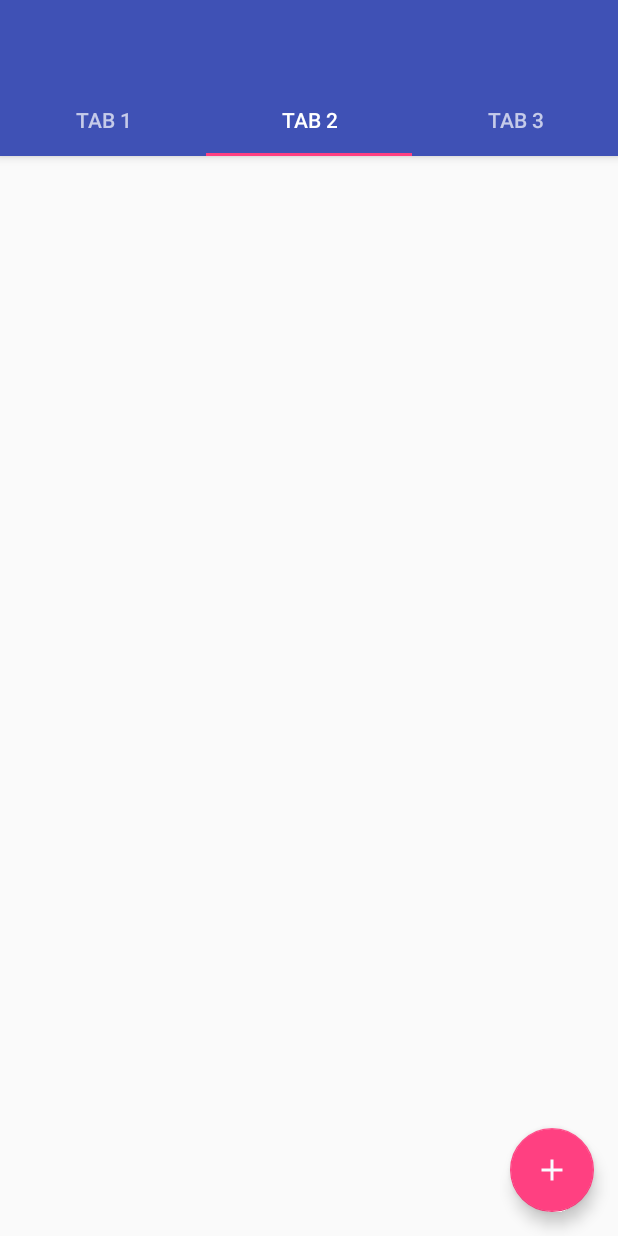
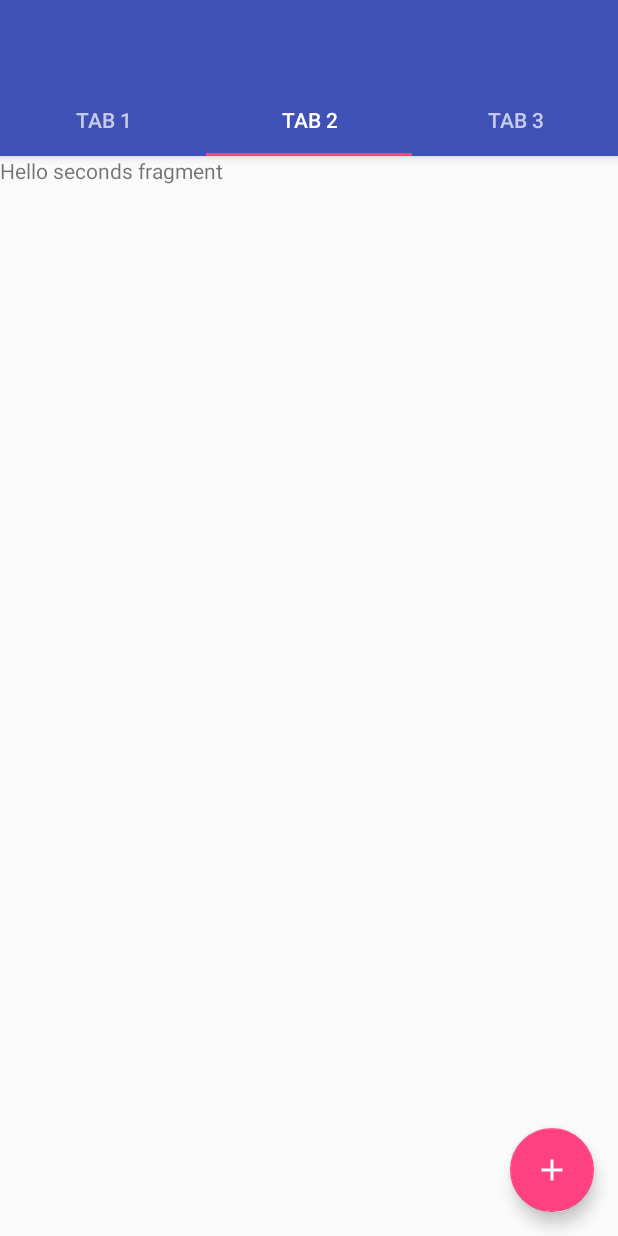
Before and after one commit to davidpolaniaac/android-elements, an Android app: the screen it shows after launch (TabsActivity), tab 2 chosen, on a phone screen of 412 x 824 dp. Run offline under Robolectric (Android 15) with nearby library versions, the phone set to English and light mode, and no system bars.

Commit message:
new tabs for show notes with fragments

```diff
--- a/app/build.gradle
+++ b/app/build.gradle
@@ -23,6 +23,7 @@ dependencies {
     implementation 'com.android.support:design:28.0.0-rc02'
     implementation 'com.android.support:appcompat-v7:28.0.0-rc02'
     implementation 'com.android.support.constraint:constraint-layout:1.1.3'
+    implementation 'com.android.support:support-v4:28.0.0-rc02'
     testImplementation 'junit:junit:4.12'
     androidTestImplementation 'com.android.support.test:runner:1.0.2'
     androidTestImplementation 'com.android.support.test.espresso:espresso-core:3.0.2'
--- a/app/src/main/AndroidManifest.xml
+++ b/app/src/main/AndroidManifest.xml
@@ -9,7 +9,7 @@
         android:roundIcon="@mipmap/ic_launcher_round"
         android:supportsRtl="true"
         android:theme="@style/AppTheme">
-        <activity android:name=".MainActivity">
+        <activity android:name=".CreateNoteActivity">
         </activity>
         <activity android:name=".DisplayMessageActivity" />
         <activity android:name=".TabsActivity">
--- a/app/src/main/java/com/example/dpolania/demo/DisplayMessageActivity.java
+++ b/app/src/main/java/com/example/dpolania/demo/DisplayMessageActivity.java
@@ -1,6 +1,7 @@
 package com.example.dpolania.demo;
 
 import android.content.Intent;
+import android.support.annotation.Nullable;
 import android.support.v7.app.AppCompatActivity;
 import android.os.Bundle;
 import android.support.v7.widget.Toolbar;
@@ -17,7 +18,7 @@ public class DisplayMessageActivity extends AppCompatActivity {
         super.onCreate(savedInstanceState);
         setContentView(R.layout.activity_display_message);
         Intent intent = getIntent();
-        String message = intent.getStringExtra(MainActivity.EXTRA_MESSAGE);
+        String message = intent.getStringExtra(CreateNoteActivity.EXTRA_MESSAGE);
         ((TextView)findViewById(R.id.textView)).setText(message);
         toolbar = findViewById(R.id.toolbar);
         setSupportActionBar(toolbar);
@@ -42,4 +43,6 @@ public class DisplayMessageActivity extends AppCompatActivity {
         }
         return super.onOptionsItemSelected(item);
     }
+
+
 }
--- /dev/null
+++ b/app/src/main/java/com/example/dpolania/demo/FirstFragment.java
@@ -0,0 +1,55 @@
+package com.example.dpolania.demo;
+
+
+import android.database.Cursor;
+import android.os.Bundle;
+import android.support.v4.app.Fragment;
+import android.view.LayoutInflater;
+import android.view.View;
+import android.view.ViewGroup;
+import android.widget.LinearLayout;
+import android.widget.TextView;
+
+
+/**
+ * A simple {@link Fragment} subclass.
+ */
+public class FirstFragment extends Fragment {
+
+    private View view;
+
+    public FirstFragment() {
+        // Required empty public constructor
+    }
+
+
+    @Override
+    public View onCreateView(LayoutInflater inflater, ViewGroup container,
+                             Bundle savedInstanceState) {
+        // Inflate the layout for this fragment
+        view = inflater.inflate(R.layout.fragment_first, container, false);
+        showNotes();
+        return view;
+    }
+
+    public void showNotes() {
+
+        LinearLayout notesContainer = view.findViewById(R.id.notesContainer);
+        notesContainer.removeAllViews();
+
+        NotesDbAdapter notesDbAdapter = new NotesDbAdapter(getActivity());
+        notesDbAdapter.open();
+        Cursor cursor = notesDbAdapter.fetchAllNotes();
+        if (cursor.moveToFirst()){
+            do {
+                String note = cursor.getString(cursor.getColumnIndex(NotesDbAdapter.KEY_BODY));
+                TextView textView = new TextView(getActivity());
+                textView.setText(note);
+                notesContainer.addView(textView);
+
+            }while (cursor.moveToNext());
+        }
+        notesDbAdapter.close();
+    }
+
+}
--- /dev/null
+++ b/app/src/main/java/com/example/dpolania/demo/MyPagerAdapter.java
@@ -0,0 +1,55 @@
+package com.example.dpolania.demo;
+
+import android.support.v4.app.Fragment;
+import android.support.v4.app.FragmentPagerAdapter;
+
+public class MyPagerAdapter extends FragmentPagerAdapter {
+
+    private FirstFragment firstFragment;
+    private SecondFragment secondFragment;
+    private ThirdFragment thirdFragment;
+
+    public MyPagerAdapter(android.support.v4.app.FragmentManager fm) {
+        super(fm);
+    }
+
+    @Override
+    public Fragment getItem(int position) {
+        switch (position) {
+            case 0:
+                if (firstFragment == null) {
+                    firstFragment = new FirstFragment ();
+                }
+                return firstFragment;
+            case 1:
+                if (secondFragment == null) {
+                    secondFragment = new SecondFragment();
+                }
+                return secondFragment;
+            case 2:
+                if (thirdFragment == null) {
+                    thirdFragment = new ThirdFragment();
+                }
+                return thirdFragment;
+            default:
+                return null;
+        }
+    }
+
+    @Override
+    public int getCount() {
+        return 3;
+    }
+
+    @Override
+    public CharSequence getPageTitle(int position) {
+        if (position == 0) {
+            return "tab 1";
+        } else if (position == 1) {
+            return "tab 2";
+        }else if (position == 2) {
+            return "tab 3";
+        }
+        return "";
+    }
+}
--- /dev/null
+++ b/app/src/main/java/com/example/dpolania/demo/NotesDbAdapter.java
@@ -0,0 +1,188 @@
+/*
+ * Copyright (C) 2008 Google Inc.
+ *
+ * Licensed under the Apache License, Version 2.0 (the "License"); you may not
+ * use this file except in compliance with the License. You may obtain a copy of
+ * the License at
+ *
+ * http://www.apache.org/licenses/LICENSE-2.0
+ *
+ * Unless required by applicable law or agreed to in writing, software
+ * distributed under the License is distributed on an "AS IS" BASIS, WITHOUT
+ * WARRANTIES OR CONDITIONS OF ANY KIND, either express or implied. See the
+ * License for the specific language governing permissions and limitations under
+ * the License.
+ */
+
+package com.example.dpolania.demo;
+
+import android.content.ContentValues;
+import android.content.Context;
+import android.database.Cursor;
+import android.database.SQLException;
+import android.database.sqlite.SQLiteDatabase;
+import android.database.sqlite.SQLiteOpenHelper;
+import android.util.Log;
+
+/**
+ * Simple notes database access helper class. Defines the basic CRUD operations
+ * for the notepad example, and gives the ability to list all notes as well as
+ * retrieve or modify a specific note.
+ *
+ * This has been improved from the first version of this tutorial through the
+ * addition of better error handling and also using returning a Cursor instead
+ * of using a collection of inner classes (which is less scalable and not
+ * recommended).
+ */
+public class NotesDbAdapter {
+
+    public static final String KEY_TITLE = "title";
+    public static final String KEY_BODY = "body";
+    public static final String KEY_ROWID = "_id";
+
+    private static final String TAG = "NotesDbAdapter";
+    private DatabaseHelper mDbHelper;
+    private SQLiteDatabase mDb;
+
+    /**
+     * Database creation sql statement
+     */
+    private static final String DATABASE_CREATE =
+            "create table notes (_id integer primary key autoincrement, "
+                    + "title text not null, body text not null);";
+
+    private static final String DATABASE_NAME = "data";
+    private static final String DATABASE_TABLE = "notes";
+    private static final int DATABASE_VERSION = 2;
+
+    private final Context mCtx;
+
+    private static class DatabaseHelper extends SQLiteOpenHelper {
+
+        DatabaseHelper(Context context) {
+            super(context, DATABASE_NAME, null, DATABASE_VERSION);
+        }
+
+        @Override
+        public void onCreate(SQLiteDatabase db) {
+
+            db.execSQL(DATABASE_CREATE);
+        }
+
+        @Override
+        public void onUpgrade(SQLiteDatabase db, int oldVersion, int newVersion) {
+            Log.w(TAG, "Upgrading database from version " + oldVersion + " to "
+                    + newVersion + ", which will destroy all old data");
+            db.execSQL("DROP TABLE IF EXISTS notes");
+            onCreate(db);
+        }
+    }
+
+    /**
+     * Constructor - takes the context to allow the database to be
+     * opened/created
+     *
+     * @param ctx the Context within which to work
+     */
+    public NotesDbAdapter(Context ctx) {
+        this.mCtx = ctx;
+    }
+
+    /**
+     * Open the notes database. If it cannot be opened, try to create a new
+     * instance of the database. If it cannot be created, throw an exception to
+     * signal the failure
+     *
+     * @return this (self reference, allowing this to be chained in an
+     *         initialization call)
+     * @throws SQLException if the database could be neither opened or created
+     */
+    public NotesDbAdapter open() throws SQLException {
+        mDbHelper = new DatabaseHelper(mCtx);
+        mDb = mDbHelper.getWritableDatabase();
+        return this;
+    }
+
+    public void close() {
+        mDbHelper.close();
+    }
+
+
+    /**
+     * Create a new note using the title and body provided. If the note is
+     * successfully created return the new rowId for that note, otherwise return
+     * a -1 to indicate failure.
+     *
+     * @param title the title of the note
+     * @param body the body of the note
+     * @return rowId or -1 if failed
+     */
+    public long createNote(String title, String body) {
+        ContentValues initialValues = new ContentValues();
+        initialValues.put(KEY_TITLE, title);
+        initialValues.put(KEY_BODY, body);
+
+        return mDb.insert(DATABASE_TABLE, null, initialValues);
+    }
+
+    /**
+     * Delete the note with the given rowId
+     *
+     * @param rowId id of note to delete
+     * @return true if deleted, false otherwise
+     */
+    public boolean deleteNote(long rowId) {
+
+        return mDb.delete(DATABASE_TABLE, KEY_ROWID + "=" + rowId, null) > 0;
+    }
+
+    /**
+     * Return a Cursor over the list of all notes in the database
+     *
+     * @return Cursor over all notes
+     */
+    public Cursor fetchAllNotes() {
+
+        return mDb.query(DATABASE_TABLE, new String[] {KEY_ROWID, KEY_TITLE,
+                KEY_BODY}, null, null, null, null, null);
+    }
+
+    /**
+     * Return a Cursor positioned at the note that matches the given rowId
+     *
+     * @param rowId id of note to retrieve
+     * @return Cursor positioned to matching note, if found
+     * @throws SQLException if note could not be found/retrieved
+     */
+    public Cursor fetchNote(long rowId) throws SQLException {
+
+        Cursor mCursor =
+
+                mDb.query(true, DATABASE_TABLE, new String[] {KEY_ROWID,
+                        KEY_TITLE, KEY_BODY}, KEY_ROWID + "=" + rowId, null,
+                        null, null, null, null);
+        if (mCursor != null) {
+            mCursor.moveToFirst();
+        }
+        return mCursor;
+
+    }
+
+    /**
+     * Update the note using the details provided. The note to be updated is
+     * specified using the rowId, and it is altered to use the title and body
+     * values passed in
+     *
+     * @param rowId id of note to update
+     * @param title value to set note title to
+     * @param body value to set note body to
+     * @return true if the note was successfully updated, false otherwise
+     */
+    public boolean updateNote(long rowId, String title, String body) {
+        ContentValues args = new ContentValues();
+        args.put(KEY_TITLE, title);
+        args.put(KEY_BODY, body);
+
+        return mDb.update(DATABASE_TABLE, args, KEY_ROWID + "=" + rowId, null) > 0;
+    }
+}
--- /dev/null
+++ b/app/src/main/java/com/example/dpolania/demo/SecondFragment.java
@@ -0,0 +1,29 @@
+package com.example.dpolania.demo;
+
+
+import android.os.Bundle;
+import android.support.v4.app.Fragment;
+import android.view.LayoutInflater;
+import android.view.View;
+import android.view.ViewGroup;
+
+
+/**
+ * A simple {@link Fragment} subclass.
+ */
+public class SecondFragment extends Fragment {
+
+
+    public SecondFragment() {
+        // Required empty public constructor
+    }
+
+
+    @Override
+    public View onCreateView(LayoutInflater inflater, ViewGroup container,
+                             Bundle savedInstanceState) {
+        // Inflate the layout for this fragment
+        return inflater.inflate(R.layout.fragment_second, container, false);
+    }
+
+}
--- a/app/src/main/java/com/example/dpolania/demo/TabsActivity.java
+++ b/app/src/main/java/com/example/dpolania/demo/TabsActivity.java
@@ -1,16 +1,26 @@
 package com.example.dpolania.demo;
 
+import android.content.Intent;
+import android.database.Cursor;
+import android.support.annotation.Nullable;
 import android.support.design.widget.FloatingActionButton;
 import android.support.design.widget.TabLayout;
+import android.support.v4.view.ViewPager;
 import android.support.v7.app.AppCompatActivity;
 import android.os.Bundle;
 import android.util.Log;
 import android.view.View;
+import android.widget.EditText;
+import android.widget.LinearLayout;
+import android.widget.TextView;
 
 public class TabsActivity extends AppCompatActivity {
 
     private TabLayout tabLayout;
     private FloatingActionButton fabBtn ;
+    public static final int CREATE_NOTE = 1;
+    private ViewPager mViewPager;
+    private MyPagerAdapter mViewPagerAdapter;
 
     @Override
     protected void onCreate(Bundle savedInstanceState) {
@@ -27,9 +37,37 @@ public class TabsActivity extends AppCompatActivity {
         fabBtn.setOnClickListener(new View.OnClickListener() {
             @Override
             public void onClick(View v) {
-                Log.d("TabActivity", "FAB Pressed");
+
+                Intent intent = new Intent(TabsActivity.this, CreateNoteActivity.class);
+                startActivityForResult(intent,CREATE_NOTE);
             }
         });
+
+        mViewPager = (ViewPager) findViewById(R.id.view_pager);
+        mViewPagerAdapter = new MyPagerAdapter(getSupportFragmentManager());
+        mViewPager.setAdapter(mViewPagerAdapter);
+        tabLayout.setupWithViewPager(mViewPager);
+
     }
 
+    @Override
+    protected void onActivityResult(int requestCode, int resultCode, @Nullable Intent data) {
+
+        if(data!=null){
+            if(requestCode == CREATE_NOTE){
+                String note = data.getStringExtra(CreateNoteActivity.EXTRA_MESSAGE);
+                saveNote(note);
+                ((FirstFragment)mViewPagerAdapter.getItem(0)).showNotes();
+            }
+        }
+
+        super.onActivityResult(requestCode, resultCode, data);
+    }
+
+    private void saveNote(String note) {
+        NotesDbAdapter notesDbAdapter = new NotesDbAdapter(this);
+        notesDbAdapter.open();
+        notesDbAdapter.createNote("",note);
+        notesDbAdapter.close();
+    }
 }
--- /dev/null
+++ b/app/src/main/java/com/example/dpolania/demo/ThirdFragment.java
@@ -0,0 +1,29 @@
+package com.example.dpolania.demo;
+
+
+import android.os.Bundle;
+import android.support.v4.app.Fragment;
+import android.view.LayoutInflater;
+import android.view.View;
+import android.view.ViewGroup;
+import android.widget.TextView;
+
+/**
+ * A simple {@link Fragment} subclass.
+ */
+public class ThirdFragment extends Fragment {
+
+
+    public ThirdFragment() {
+        // Required empty public constructor
+    }
+
+
+    @Override
+    public View onCreateView(LayoutInflater inflater, ViewGroup container,
+                             Bundle savedInstanceState) {
+        // Inflate the layout for this fragment
+        return inflater.inflate(R.layout.fragment_third, container, false);
+    }
+
+}
--- a/app/src/main/res/layout/activity_tabs.xml
+++ b/app/src/main/res/layout/activity_tabs.xml
@@ -1,5 +1,5 @@
 <?xml version="1.0" encoding="utf-8"?>
-<LinearLayout xmlns:android="http://schemas.android.com/apk/res/android"
+<RelativeLayout xmlns:android="http://schemas.android.com/apk/res/android"
     xmlns:app="http://schemas.android.com/apk/res-auto"
     xmlns:tools="http://schemas.android.com/tools"
     android:layout_width="match_parent"
@@ -7,6 +7,7 @@
     android:orientation="vertical">
 
     <android.support.design.widget.AppBarLayout
+        android:id="@+id/app_bar_layout"
         android:layout_width="match_parent"
         android:layout_height="wrap_content">
 
@@ -28,6 +29,14 @@
 
     </android.support.design.widget.AppBarLayout>
 
+    <android.support.v4.view.ViewPager
+        android:layout_below="@+id/app_bar_layout"
+        android:id="@+id/view_pager"
+        android:layout_width="match_parent"
+        android:layout_height="wrap_content"
+        app:layout_behavior="@string/appbar_scrolling_view_behavior"
+        />
+
     <FrameLayout
         android:id="@+id/rootLayout"
         android:layout_width="match_parent"
@@ -43,4 +52,4 @@
             android:src="@drawable/ic_add_white_24dp"/>
     </FrameLayout>
 
-</LinearLayout>
+</RelativeLayout>
--- /dev/null
+++ b/app/src/main/res/layout/fragment_second.xml
@@ -0,0 +1,14 @@
+<?xml version="1.0" encoding="utf-8"?>
+<FrameLayout xmlns:android="http://schemas.android.com/apk/res/android"
+    xmlns:tools="http://schemas.android.com/tools"
+    android:layout_width="match_parent"
+    android:layout_height="match_parent"
+    tools:context=".SecondFragment">
+
+    <!-- TODO: Update blank fragment layout -->
+    <TextView
+        android:layout_width="match_parent"
+        android:layout_height="match_parent"
+        android:text="@string/hello_second_fragment" />
+
+</FrameLayout>
--- a/app/src/main/res/values/strings.xml
+++ b/app/src/main/res/values/strings.xml
@@ -5,4 +5,10 @@
     <string name="edit_message">edit message</string>
     <string name="delete">delete</string>
     <string name="search">search</string>
+    <string name="hello_first_fragment">Hello first fragment</string>
+    <string name="hello_second_fragment">Hello seconds fragment</string>
+    <string name="hello_third_fragment">tHello hird fragment</string>
+
+    <!-- TODO: Remove or change this placeholder text -->
+    <string name="hello_blank_fragment">Hello blank fragment</string>
 </resources>
```
Also changed, not shown: app/src/main/java/com/example/dpolania/demo/CreateNoteActivity.java (renamed from app/src/main/java/com/example/dpolania/demo/MainActivity.java, +6 -4 lines), app/src/main/res/layout/fragment_first.xml (added, +10 -0 lines), app/src/main/res/layout/fragment_third.xml (added, +14 -0 lines), app/src/main/res/layout/activity_create_note.xml (renamed from app/src/main/res/layout/activity_main.xml), 1 other file.
